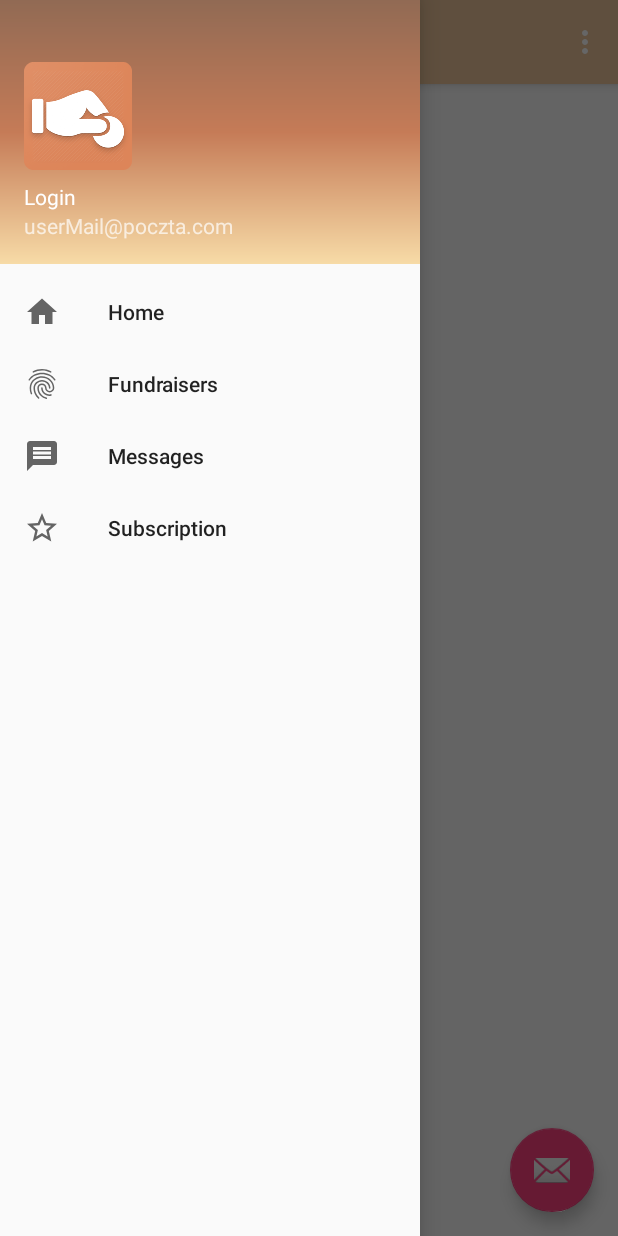
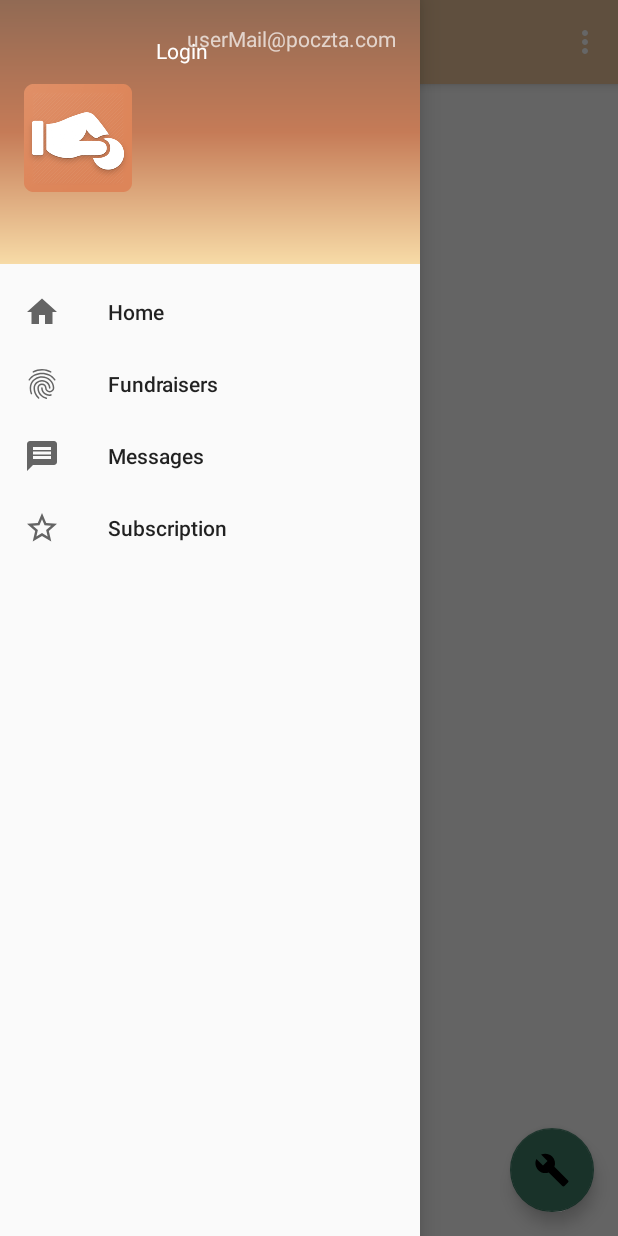
Before and after one commit to RegenJ/Donation-Aplication, an Android app: the MenuActivity screen opened directly, with no data from a screen before it, with the side drawer open, on a phone screen of 412 x 824 dp. Run offline under Robolectric (Android 15) with nearby library versions, the phone set to English and light mode, and no system bars.

Commit message:
Added ListView in Main Act and fix heder of Nav Bar in App

```diff
--- a/androidApp/app/src/main/res/layout/app_bar_menu.xml
+++ b/androidApp/app/src/main/res/layout/app_bar_menu.xml
@@ -28,6 +28,7 @@
         android:layout_height="wrap_content"
         android:layout_gravity="bottom|end"
         android:layout_margin="@dimen/fab_margin"
-        app:srcCompat="@android:drawable/ic_dialog_email" />
+        app:fabSize="normal"
+        app:srcCompat="@drawable/ic_menu_manage" />
 
 </android.support.design.widget.CoordinatorLayout>
--- a/androidApp/app/src/main/res/layout/nav_header_menu.xml
+++ b/androidApp/app/src/main/res/layout/nav_header_menu.xml
@@ -1,11 +1,11 @@
 <?xml version="1.0" encoding="utf-8"?>
 <LinearLayout xmlns:android="http://schemas.android.com/apk/res/android"
     xmlns:app="http://schemas.android.com/apk/res-auto"
+    xmlns:tools="http://schemas.android.com/tools"
     android:layout_width="match_parent"
     android:layout_height="@dimen/nav_header_height"
     android:background="@drawable/side_nav_bar"
-    android:gravity="bottom"
-    android:orientation="vertical"
+    android:gravity="center_vertical"
     android:paddingBottom="@dimen/activity_vertical_margin"
     android:paddingLeft="@dimen/activity_horizontal_margin"
     android:paddingRight="@dimen/activity_horizontal_margin"
@@ -17,22 +17,35 @@
         android:id="@+id/imageView"
         android:layout_width="wrap_content"
         android:layout_height="wrap_content"
+        android:contentDescription="@string/your_image"
         android:paddingTop="@dimen/nav_header_vertical_spacing"
-        app:srcCompat="@mipmap/ic_launcher_round"
-        android:contentDescription="@string/your_image" />
+        app:srcCompat="@mipmap/ic_launcher_round" />
+
+    <android.support.constraint.ConstraintLayout
+        android:layout_width="match_parent"
+        android:layout_height="match_parent">
 
         <TextView
             android:id="@id/textView"
             android:layout_width="match_parent"
             android:layout_height="wrap_content"
+            android:layout_marginLeft="16dp"
             android:paddingTop="@dimen/nav_header_vertical_spacing"
             android:text="@string/userLogin"
-        android:textAppearance="@style/TextAppearance.AppCompat.Body1" />
+            android:textAppearance="@style/TextAppearance.AppCompat.Body1"
+            app:layout_constraintLeft_toLeftOf="parent"
+            tools:layout_editor_absoluteY="45dp" />
 
         <TextView
             android:id="@+id/textView"
-        android:layout_width="wrap_content"
+            android:layout_width="0dp"
             android:layout_height="wrap_content"
-        android:text="@string/userMail" />
+            android:layout_marginLeft="16dp"
+            android:text="@string/userMail"
+            app:layout_constraintEnd_toEndOf="parent"
+            app:layout_constraintLeft_toLeftOf="parent"
+            tools:layout_editor_absoluteY="88dp" />
+
+    </android.support.constraint.ConstraintLayout>
 
 </LinearLayout>
--- a/androidApp/app/src/main/res/values/colors.xml
+++ b/androidApp/app/src/main/res/values/colors.xml
@@ -2,5 +2,5 @@
 <resources>
     <color name="colorPrimary">#EFC69B</color>
     <color name="colorPrimaryDark">#C57B57</color>
-    <color name="colorAccent">#FF4081</color>
+    <color name="colorAccent">#3E7D67</color>
 </resources>
```
Also changed, not shown: androidApp/app/src/main/res/layout/activity_main.xml (+26 -2 lines). Lines whose indentation alone changed are shown as unchanged.
